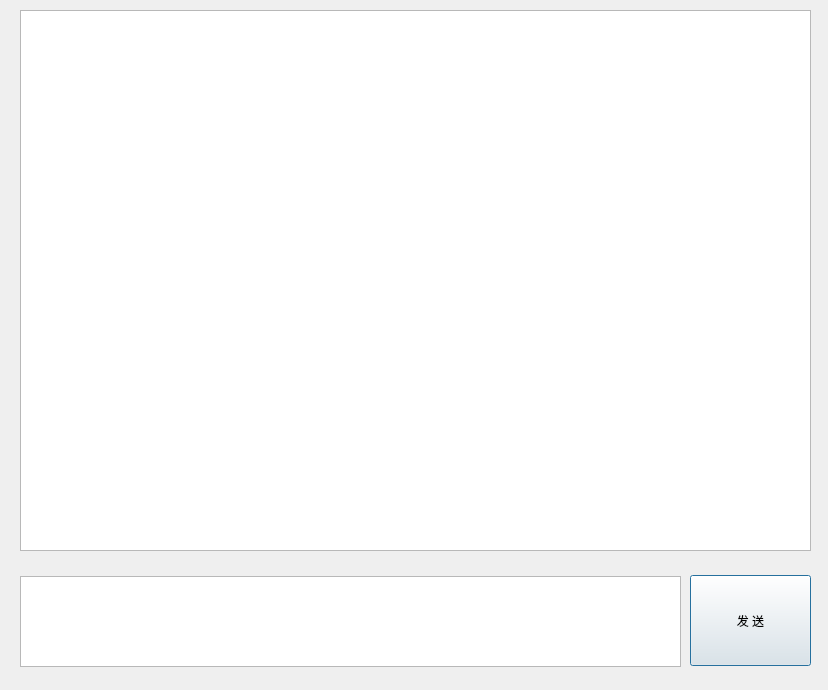
This is chatdialog.ui in jakbop/ChatRoom as Qt 5 draws it before an edit. The edited form follows.
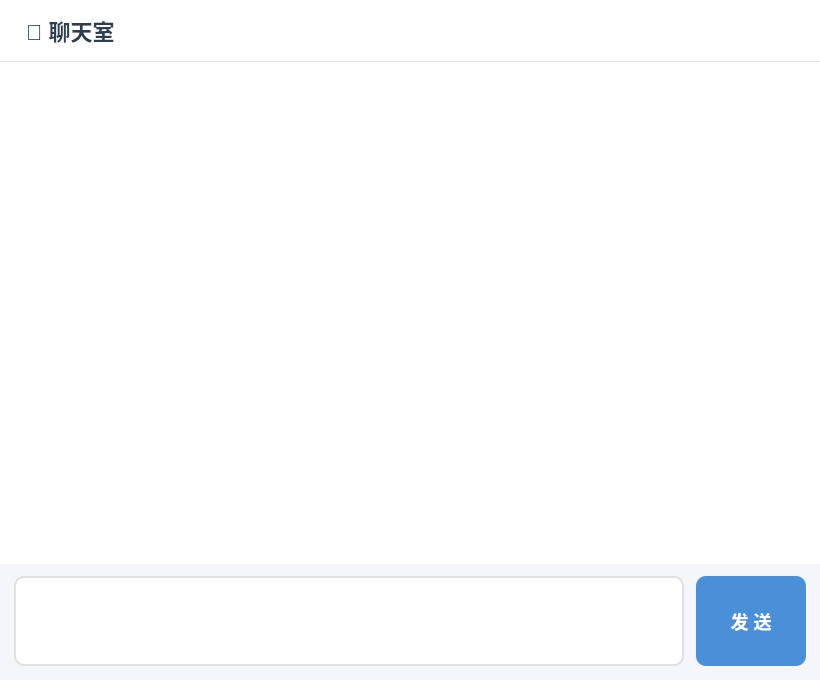
This is the edited form.

```diff
--- a/chatdialog.ui
+++ b/chatdialog.ui
@@ -6,49 +6,146 @@
    <rect>
     <x>0</x>
     <y>0</y>
-    <width>828</width>
-    <height>690</height>
+    <width>820</width>
+    <height>680</height>
    </rect>
   </property>
+  <property name="minimumSize">
+   <size>
+    <width>600</width>
+    <height>500</height>
+   </size>
+  </property>
   <property name="windowTitle">
    <string>聊天室-By:Ww~</string>
   </property>
-  <widget class="QPlainTextEdit" name="edtMsg">
-   <property name="geometry">
-    <rect>
-     <x>20</x>
-     <y>576</y>
-     <width>661</width>
-     <height>91</height>
-    </rect>
+  <property name="styleSheet">
+   <string notr="true">QDialog {
+    background-color: #f5f6fa;
+}
+QLabel#lblHeader {
+    color: #2c3e50;
+    font-size: 22px;
+    font-weight: bold;
+    padding: 14px 20px;
+    background-color: #ffffff;
+    border-bottom: 1px solid #e0e0e0;
+}
+QTextEdit#edtRecord {
+    border: none;
+    background-color: #ffffff;
+    font-size: 17px;
+    padding: 14px 20px;
+}
+QPlainTextEdit#edtMsg {
+    border: 2px solid #e0e0e0;
+    border-radius: 10px;
+    background-color: #ffffff;
+    font-size: 17px;
+    padding: 10px 14px;
+    selection-background-color: #4a90d9;
+}
+QPlainTextEdit#edtMsg:focus {
+    border: 2px solid #4a90d9;
+}
+QPushButton#btnSend {
+    background-color: #4a90d9;
+    color: #ffffff;
+    border: none;
+    border-radius: 10px;
+    font-size: 18px;
+    font-weight: bold;
+    padding: 10px 24px;
+}
+QPushButton#btnSend:hover {
+    background-color: #3a7bc8;
+}
+QPushButton#btnSend:pressed {
+    background-color: #2e6ab5;
+}</string>
+  </property>
+  <layout class="QVBoxLayout" name="mainLayout">
+   <property name="spacing">
+    <number>0</number>
    </property>
-  </widget>
-  <widget class="QTextEdit" name="edtRecord">
-   <property name="geometry">
-    <rect>
-     <x>20</x>
-     <y>10</y>
-     <width>791</width>
-     <height>541</height>
-    </rect>
+   <property name="leftMargin">
+    <number>0</number>
    </property>
-   <property name="readOnly">
-    <bool>true</bool>
+   <property name="topMargin">
+    <number>0</number>
    </property>
-  </widget>
-  <widget class="QPushButton" name="btnSend">
-   <property name="geometry">
-    <rect>
-     <x>690</x>
-     <y>575</y>
-     <width>121</width>
-     <height>91</height>
-    </rect>
+   <property name="rightMargin">
+    <number>0</number>
    </property>
-   <property name="text">
-    <string>发 送</string>
+   <property name="bottomMargin">
+    <number>0</number>
    </property>
-  </widget>
+   <item>
+    <widget class="QLabel" name="lblHeader">
+     <property name="text">
+      <string>💬 聊天室</string>
+     </property>
+    </widget>
+   </item>
+   <item>
+    <widget class="QTextEdit" name="edtRecord">
+     <property name="readOnly">
+      <bool>true</bool>
+     </property>
+    </widget>
+   </item>
+   <item>
+    <layout class="QHBoxLayout" name="inputLayout">
+     <property name="spacing">
+      <number>12</number>
+     </property>
+     <property name="leftMargin">
+      <number>14</number>
+     </property>
+     <property name="topMargin">
+      <number>12</number>
+     </property>
+     <property name="rightMargin">
+      <number>14</number>
+     </property>
+     <property name="bottomMargin">
+      <number>14</number>
+     </property>
+     <item>
+      <widget class="QPlainTextEdit" name="edtMsg">
+       <property name="maximumSize">
+        <size>
+         <width>16777215</width>
+         <height>90</height>
+        </size>
+       </property>
+      </widget>
+     </item>
+     <item>
+      <widget class="QPushButton" name="btnSend">
+       <property name="minimumSize">
+        <size>
+         <width>110</width>
+         <height>65</height>
+        </size>
+       </property>
+       <property name="maximumSize">
+        <size>
+         <width>130</width>
+         <height>90</height>
+        </size>
+       </property>
+       <property name="cursor">
+        <cursorShape>PointingHandCursor</cursorShape>
+       </property>
+       <property name="text">
+        <string>发 送</string>
+       </property>
+      </widget>
+     </item>
+    </layout>
+   </item>
+  </layout>
  </widget>
  <resources/>
  <connections/>
```
Left out of the diff: 2 changed lines with no effect on the pictures.
